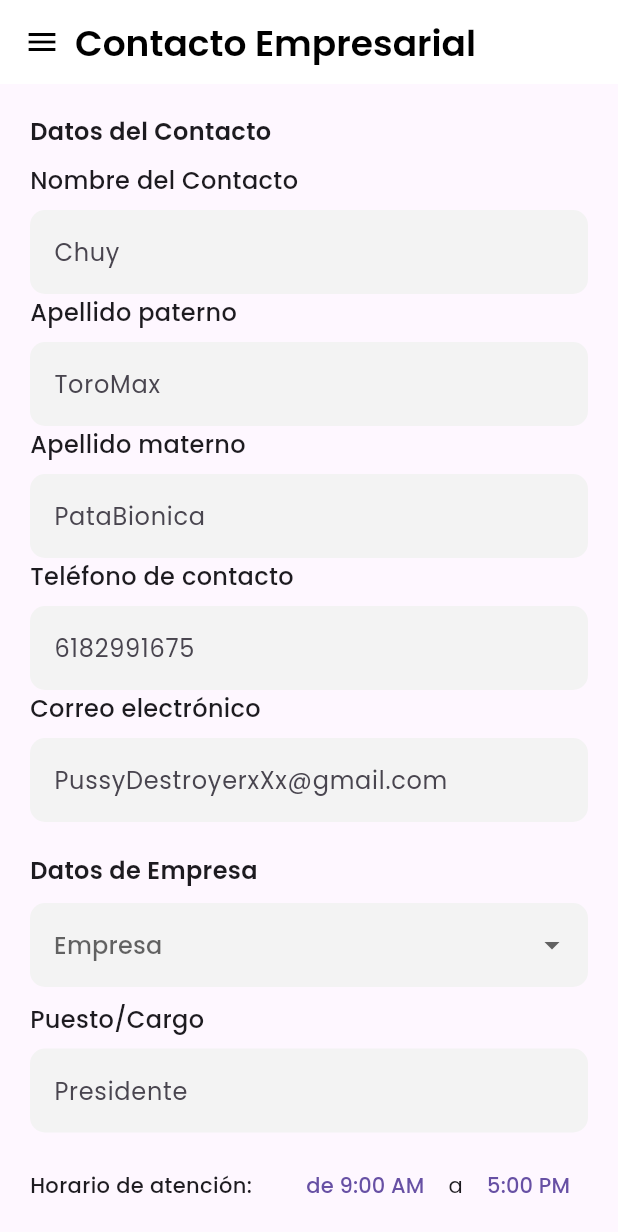
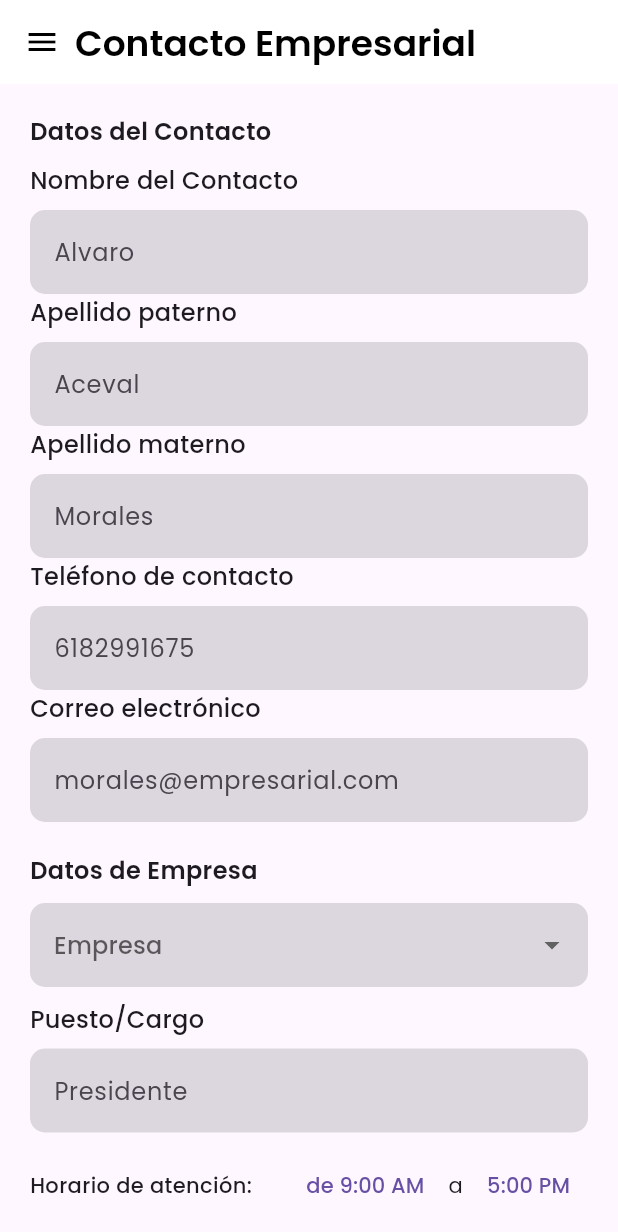
Before and after one commit to AlvaroAceval16/banco_de_proyectos, a Flutter app: the FormularioContactoEmpresa screen opened directly, on a phone screen of 412 x 824 dp. Shown: the top 1232 px of the screen. Run offline on Flutter 3.47's test engine with Material 3 defaults, Android fonts, the phone set to English and light mode, and no system bars; our stand-ins replace google_fonts.

Commit message:
Colores del formulario y Hints

```diff
--- a/lib/main.dart
+++ b/lib/main.dart
@@ -1,7 +1,5 @@
-import 'package:banco_de_proyectos/pages/Dashboard_page.dart';
-import 'package:banco_de_proyectos/pages/form_contacto-empresa.dart';
 import 'package:banco_de_proyectos/pages/form_proyecto.dart';
-import 'package:banco_de_proyectos/pages/login_page.dart';
+//import 'package:banco_de_proyectos/pages/login_page.dart';
 import 'package:flutter/material.dart';
 import 'package:google_fonts/google_fonts.dart';
 
--- a/lib/pages/form_contacto-empresa.dart
+++ b/lib/pages/form_contacto-empresa.dart
@@ -52,7 +52,7 @@ class _FormularioContactoEmpresaState extends State<FormularioContactoEmpresa> {
   Widget build(BuildContext context) {
     final inputDecoration = InputDecoration(
       filled: true,
-      fillColor: Color(0xFFF3F3F3),
+      fillColor: Color.fromARGB(80, 147, 143, 153),
       border: OutlineInputBorder(borderRadius: BorderRadius.circular(10.0), borderSide: BorderSide.none),
     );
 
@@ -94,11 +94,11 @@ class _FormularioContactoEmpresaState extends State<FormularioContactoEmpresa> {
                      ),
                   ),
               SizedBox(height: 10),
-              _campoTexto("Nombre del Contacto", "Chuy",nombreController, inputDecoration),
-              _campoTexto("Apellido paterno", "ToroMax",apellidoPaternoController, inputDecoration),
-              _campoTexto("Apellido materno", "PataBionica",apellidoMaternoController, inputDecoration),
+              _campoTexto("Nombre del Contacto", "Alvaro",nombreController, inputDecoration),
+              _campoTexto("Apellido paterno", "Aceval",apellidoPaternoController, inputDecoration),
+              _campoTexto("Apellido materno", "Morales",apellidoMaternoController, inputDecoration),
               _campoTexto("Teléfono de contacto", "6182991675",telefonoController, inputDecoration, keyboardType: TextInputType.phone),
-              _campoTexto("Correo electrónico", "PussyDestroyerxXx@gmail.com",correoController, inputDecoration, keyboardType: TextInputType.emailAddress),
+              _campoTexto("Correo electrónico", "morales@empresarial.com",correoController, inputDecoration, keyboardType: TextInputType.emailAddress),
               SizedBox(height: 20),
               Text("Datos de Empresa",
                 style: TextStyle(
```
Also changed, not shown: lib/pages/form_proyecto.dart (+5 -5 lines), lib/pages/form_empresa.dart (added).
